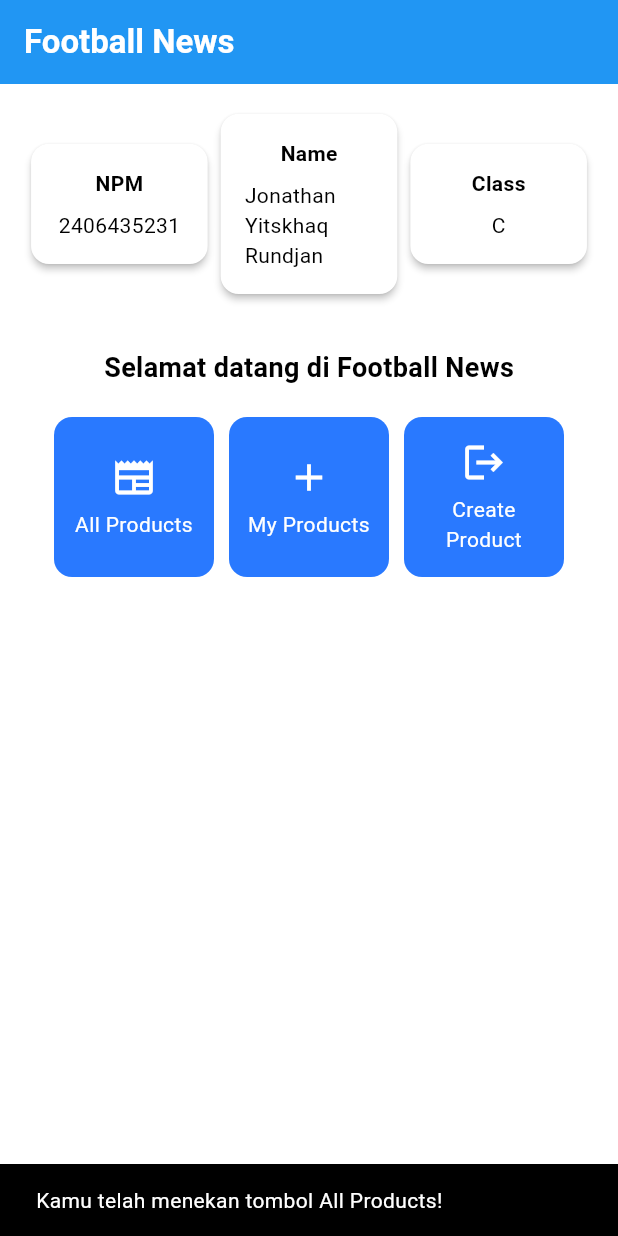
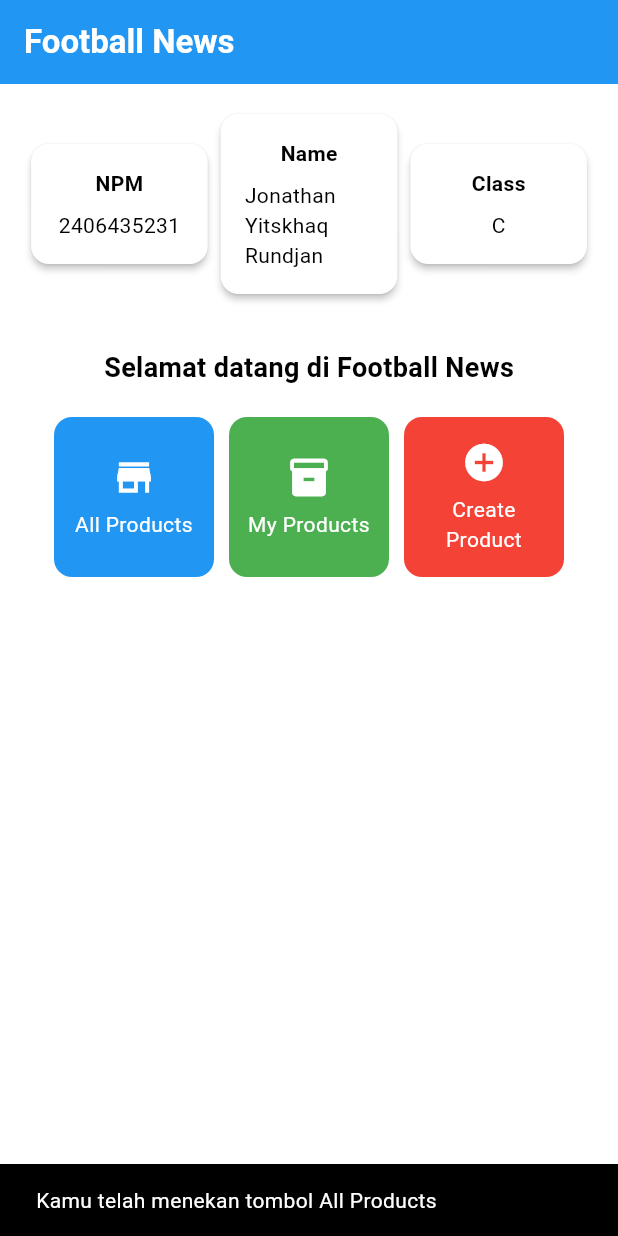
Before and after one commit to jonathanrundjan709/SoccerID-mobile, a Flutter app: the screen it shows after launch, after a tap on "All Products", on a phone screen of 412 x 824 dp. Run offline on Flutter 3.47's test engine with Material 3 defaults, Android fonts, the light colour scheme and no system bars.

Commit message:
Tugas 7 Bos

```diff
--- a/lib/menu.dart
+++ b/lib/menu.dart
@@ -8,10 +8,26 @@ class MyHomePage extends StatelessWidget {
   final String kelas = "C"; // kelas
 
   final List<ItemHomepage> items = [
-    ItemHomepage("All Products", Icons.newspaper),
-    ItemHomepage("My Products", Icons.add),
-    ItemHomepage("Create Product", Icons.logout),
-  ];
+  ItemHomepage(
+    "All Products",
+    Icons.store,
+    color: Colors.blue,
+    snackMessage: "Kamu telah menekan tombol All Products",
+  ),
+  ItemHomepage(
+    "My Products",
+    Icons.inventory_2,
+    color: Colors.green,
+    snackMessage: "Kamu telah menekan tombol My Products",
+  ),
+  ItemHomepage(
+    "Create Product",
+    Icons.add_circle,
+    color: Colors.red,
+    snackMessage: "Kamu telah menekan tombol Create Product",
+  ),
+];
+
 
   @override
     Widget build(BuildContext context) {
@@ -127,11 +143,19 @@ class InfoCard extends StatelessWidget {
 }
 
 class ItemHomepage {
- final String name;
- final IconData icon;
+  final String name;
+  final IconData icon;
+  final Color color;           // warna tombol
+  final String snackMessage;   // pesan snackbar
 
- ItemHomepage(this.name, this.icon);
+  ItemHomepage(
+    this.name,
+    this.icon, {
+    required this.color,
+    required this.snackMessage,
+  });
 }
+
 
 class ItemCard extends StatelessWidget {
   // Menampilkan kartu dengan ikon dan nama.
@@ -144,7 +168,7 @@ class ItemCard extends StatelessWidget {
   Widget build(BuildContext context) {
     return Material(
       // Menentukan warna latar belakang dari tema aplikasi.
-      color: Theme.of(context).colorScheme.secondary,
+      color: item.color,
       // Membuat sudut kartu melengkung.
       borderRadius: BorderRadius.circular(12),
 
@@ -155,7 +179,7 @@ class ItemCard extends StatelessWidget {
           ScaffoldMessenger.of(context)
             ..hideCurrentSnackBar()
             ..showSnackBar(
-              SnackBar(content: Text("Kamu telah menekan tombol ${item.name}!"))
+              SnackBar(content: Text(item.snackMessage))
             );
         },
         // Container untuk menyimpan Icon dan Text
```
Also changed, not shown: 1 other file.
